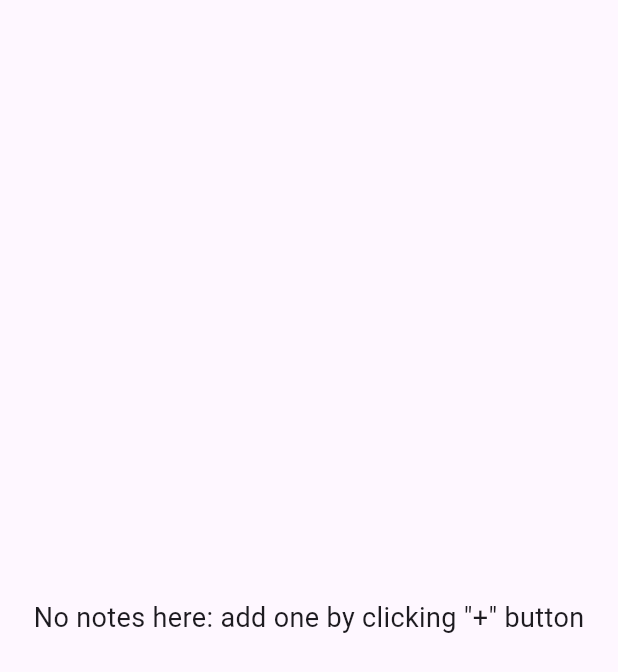
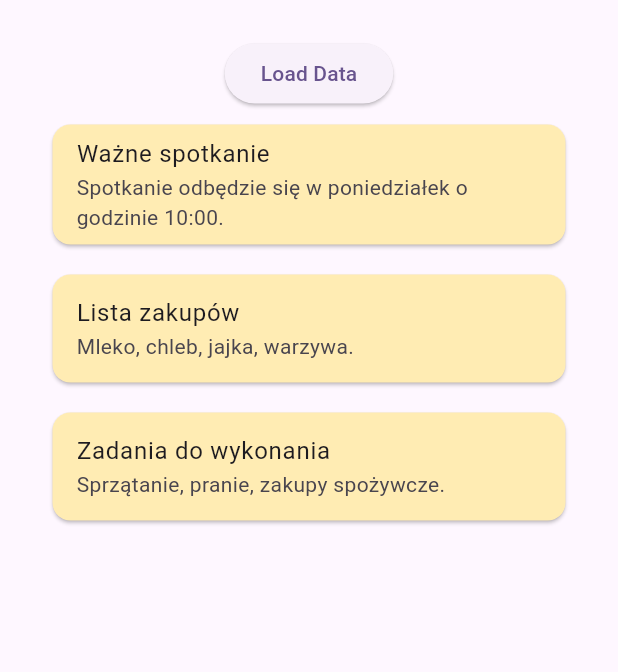
Before and after one commit to majaszturmaj/to_do_flutter_app, a Flutter app: the NoteListWidget screen opened directly, on a phone screen of 412 x 824 dp. Shown: the top 672 px of the screen. Run offline on Flutter 3.47's test engine with Material 2 defaults, Android fonts, the phone set to English and light mode, and no system bars.

Commit message:
Add ListView working with json file

```diff
--- a/lib/assets/notes.json
+++ b/lib/assets/notes.json
@@ -0,0 +1,16 @@
+{
+  "notes": [
+    {
+      "title": "Ważne spotkanie",
+      "text": "Spotkanie odbędzie się w poniedziałek o godzinie 10:00."
+    },
+    {
+      "title": "Lista zakupów",
+      "text": "Mleko, chleb, jajka, warzywa."
+    },
+    {
+      "title": "Zadania do wykonania",
+      "text": "Sprzątanie, pranie, zakupy spożywcze."
+    }
+  ]
+}
--- a/lib/classes/Note.dart
+++ b/lib/classes/Note.dart
@@ -1,5 +1,6 @@
 import 'dart:convert';
 import 'dart:io';
+import 'package:flutter/services.dart' show rootBundle;
 
 class Note {
   String title;
@@ -55,10 +56,22 @@ class NoteManager {
 
   void loadNotesFromFile() {
     File file = File(fileName);
-    if (file.existsSync()) {
-      String jsonString = file.readAsStringSync();
-      List<dynamic> jsonList = jsonDecode(jsonString);
-      notes = jsonList.map((json) => Note.fromJson(json)).toList();
+    if (!file.existsSync()) {
+      print('Plik $fileName nie istnieje.');
+      return;
     }
+
+    dynamic jsonList = readJson();
+    notes = jsonList.map((json) => Note.fromJson(json)).toList();
   }
+
+
+  Future<dynamic> readJson() async {        // dowiedzieć się dlaczego środowisko podsunęło dynamic
+    final String response =
+    await rootBundle.loadString('lib/assets/notes.json');
+    final data = await json.decode(response);
+    return data;
+    // ...
+  }
+
 }
--- a/lib/main.dart
+++ b/lib/main.dart
@@ -18,7 +18,7 @@ class MyApp extends StatelessWidget {
         colorScheme: ColorScheme.fromSeed(seedColor: Colors.deepPurple),
         useMaterial3: true,
       ),
-      home: MainLayout(),
+      home: NoteListWidget(),
     );
   }
 }
--- a/lib/widgets/NoteListWidget.dart
+++ b/lib/widgets/NoteListWidget.dart
@@ -1,4 +1,7 @@
+import 'dart:convert';
+
 import 'package:flutter/material.dart';
+import 'package:flutter/services.dart';
 
 import '../classes/Note.dart';
 
@@ -8,47 +11,99 @@ class NoteListWidget extends StatefulWidget {
 }
 
 class _NoteListWidgetState extends State<NoteListWidget> {
-  NoteManager noteManager = NoteManager('assets/notes.json');
+  List _notes = [];
+  // NoteManager noteManager = NoteManager('lib/assets/notes.json');
 
+  // Fetch content from the json file
+  Future<void> readJson() async {
+    final String response = await rootBundle.loadString('lib/assets/notes.json');
+    final data = await json.decode(response);
+    setState(() {
+      _notes = data["notes"];
+    });
+  }
+
+  // @override
+  // void initState() {
+  //   super.initState();
+  //   loadNotes();
+  // }
   @override
   void initState() {
     super.initState();
-    loadNotes();
+    // Call the readJson method when the app starts
+    readJson();
   }
 
-  Future<void> loadNotes() async {
-    noteManager.loadNotesFromFile();
-    setState(() {});
-  }
+  // Future<void> loadNotes() async {
+  //   noteManager.loadNotesFromFile();
+  //   setState(() {});
+  // }
 
   @override
   Widget build(BuildContext context) {
-    List<Note> notes = noteManager.notes;
+    return Scaffold(
+      body: Padding(
+        padding: const EdgeInsets.all(25),
+        child: Column(
+          children: [
+            ElevatedButton(
+              onPressed: readJson,
+              child: const Text('Load Data'),
+            ),
 
-    if (notes.isEmpty) {
-      return Center(
-        child: Text(
-          'No notes here: add one by clicking "+" button',
-          style: TextStyle(fontSize: 18.0),
+            // Display the data loaded from sample.json
+            _notes.isNotEmpty
+                ? Expanded(
+              child: ListView.builder(
+                itemCount: _notes.length,
+                itemBuilder: (context, index) {
+                  return Card(
+                    margin: const EdgeInsets.all(10),
+                    color: Colors.amber.shade100,
+                    child: ListTile(
+                      title: Text(_notes[index]["title"]),
+                      subtitle: Text(_notes[index]["text"]),
+                    ),
+                  );
+                },
+              ),
+            )
+                : Container()
+          ],
         ),
-      );
-    }
-
-    return ListView.builder(
-      itemCount: notes.length,
-      itemBuilder: (context, index) {
-        final note = notes[index];
-
-        return Container(
-          margin: EdgeInsets.symmetric(vertical: 8.0),
-          padding: EdgeInsets.all(16.0),
-          decoration: BoxDecoration(
-            color: Colors.grey[200],
-            borderRadius: BorderRadius.circular(8.0),
-          ),
-          child: Text(note.title),
-        );
-      },
+      ),
     );
   }
 }
+
+  // @override
+  // Widget build(BuildContext context) {
+  //   List<Note> notes = noteManager.notes;
+  //
+  //   if (notes.isEmpty) {
+  //     return Center(
+  //       child: Text(
+  //         'No notes here: add one by clicking "+" button',
+  //         style: TextStyle(fontSize: 18.0),
+  //       ),
+  //     );
+  //   }
+  //
+  //   return ListView.builder(
+  //     itemCount: notes.length,
+  //     itemBuilder: (context, index) {
+  //       final note = notes[index];
+  //
+  //       return Container(
+  //         margin: EdgeInsets.symmetric(vertical: 8.0),
+  //         padding: EdgeInsets.all(16.0),
+  //         decoration: BoxDecoration(
+  //           color: Colors.grey[200],
+  //           borderRadius: BorderRadius.circular(8.0),
+  //         ),
+  //         child: Text(note.title),
+  //       );
+  //     },
+  //   );
+  // }
```
